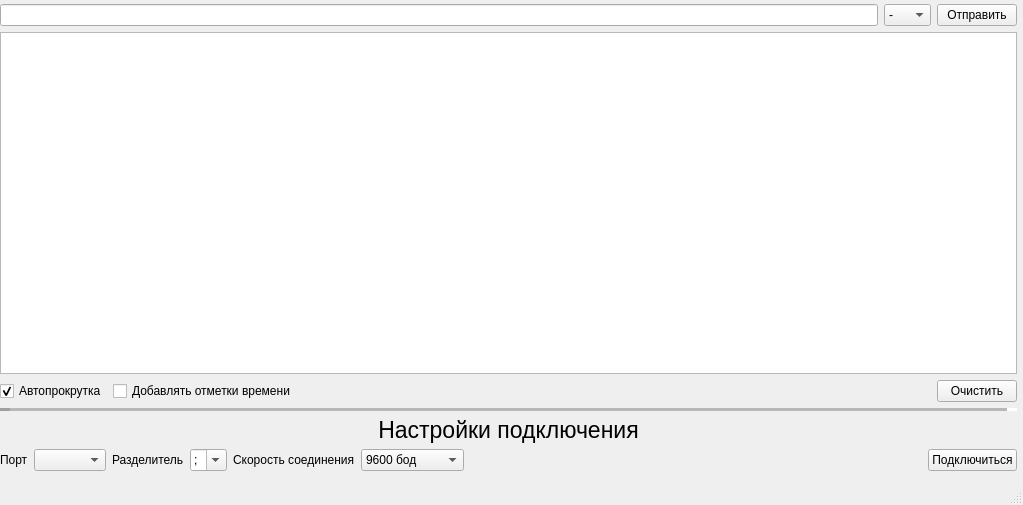
Old version of the form design.ui in the repository das747/SerialMonitor.
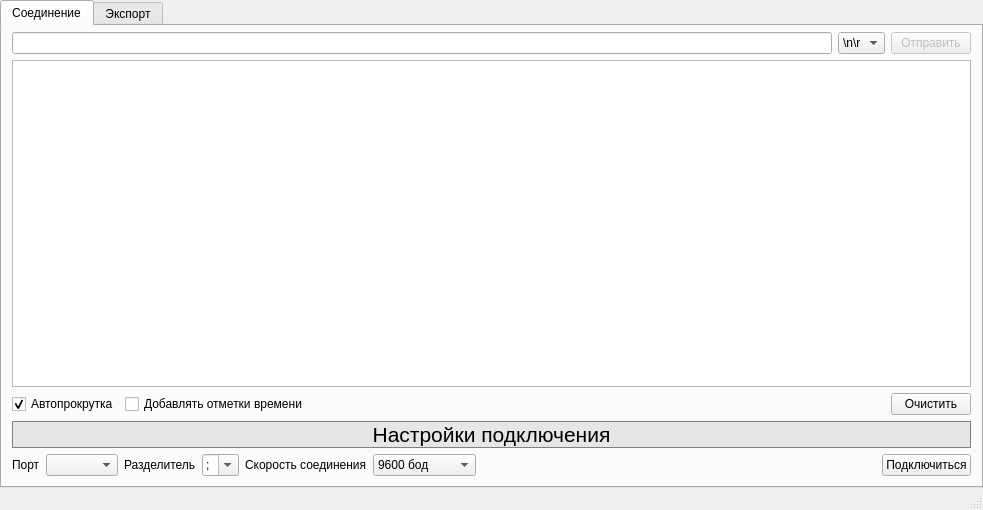
New version of the form.

What changed in the file:
```diff
--- a/design.ui
+++ b/design.ui
@@ -9,8 +9,8 @@
    <rect>
     <x>0</x>
     <y>0</y>
-    <width>1023</width>
-    <height>505</height>
+    <width>983</width>
+    <height>510</height>
    </rect>
   </property>
   <property name="windowTitle">
@@ -26,18 +26,40 @@
    <bool>true</bool>
   </property>
   <widget class="QWidget" name="centralwidget">
-   <widget class="QWidget" name="">
-    <property name="geometry">
-     <rect>
-      <x>0</x>
-      <y>4</y>
-      <width>1017</width>
-      <height>467</height>
-     </rect>
+   <layout class="QVBoxLayout" name="verticalLayout_2">
+    <property name="leftMargin">
+     <number>0</number>
     </property>
-    <layout class="QVBoxLayout" name="main_layout">
-     <property name="sizeConstraint">
-      <enum>QLayout::SetNoConstraint</enum>
+    <property name="topMargin">
+     <number>0</number>
+    </property>
+    <property name="rightMargin">
+     <number>0</number>
+    </property>
+    <property name="bottomMargin">
+     <number>0</number>
+    </property>
+    <item>
+     <widget class="QTabWidget" name="tab_widget">
+      <property name="currentIndex">
+       <number>0</number>
+      </property>
+      <widget class="QWidget" name="io_tab">
+       <attribute name="title">
+        <string>Соединение</string>
+       </attribute>
+       <layout class="QVBoxLayout" name="verticalLayout">
+        <property name="leftMargin">
+         <number>10</number>
+        </property>
+        <property name="topMargin">
+         <number>6</number>
+        </property>
+        <property name="rightMargin">
+         <number>10</number>
+        </property>
+        <property name="bottomMargin">
+         <number>10</number>
      </property>
      <item>
       <layout class="QVBoxLayout" name="output_layot">
@@ -48,9 +70,12 @@
          </item>
          <item>
           <widget class="QComboBox" name="end_box">
+              <property name="currentIndex">
+               <number>1</number>
+              </property>
            <item>
             <property name="text">
-             <string>-</string>
+                <string/>
             </property>
            </item>
            <item>
@@ -72,15 +97,31 @@
          </item>
          <item>
           <widget class="QPushButton" name="send_btn">
+              <property name="enabled">
+               <bool>false</bool>
+              </property>
            <property name="text">
             <string>Отправить</string>
            </property>
+              <property name="checkable">
+               <bool>false</bool>
+              </property>
+              <property name="default">
+               <bool>true</bool>
+              </property>
           </widget>
          </item>
         </layout>
        </item>
        <item>
-        <widget class="QColumnView" name="columnView"/>
+           <widget class="QColumnView" name="column_view">
+            <property name="editTriggers">
+             <set>QAbstractItemView::NoEditTriggers</set>
+            </property>
+            <property name="showDropIndicator" stdset="0">
+             <bool>true</bool>
+            </property>
+           </widget>
        </item>
        <item>
         <layout class="QHBoxLayout" name="bottom_output_layout">
@@ -125,28 +166,122 @@
        </item>
       </layout>
      </item>
-     <item>
-      <widget class="Line" name="line">
-       <property name="lineWidth">
-        <number>10</number>
-       </property>
-       <property name="midLineWidth">
-        <number>10</number>
-       </property>
-       <property name="orientation">
-        <enum>Qt::Horizontal</enum>
-       </property>
-      </widget>
-     </item>
      <item>
       <layout class="QVBoxLayout" name="pref_layout">
        <item>
         <widget class="QLabel" name="port_pref_label">
+            <property name="palette">
+             <palette>
+              <active>
+               <colorrole role="Mid">
+                <brush brushstyle="SolidPattern">
+                 <color alpha="255">
+                  <red>128</red>
+                  <green>128</green>
+                  <blue>128</blue>
+                 </color>
+                </brush>
+               </colorrole>
+               <colorrole role="Base">
+                <brush brushstyle="SolidPattern">
+                 <color alpha="255">
+                  <red>255</red>
+                  <green>255</green>
+                  <blue>255</blue>
+                 </color>
+                </brush>
+               </colorrole>
+               <colorrole role="Window">
+                <brush brushstyle="SolidPattern">
+                 <color alpha="255">
+                  <red>230</red>
+                  <green>230</green>
+                  <blue>230</blue>
+                 </color>
+                </brush>
+               </colorrole>
+              </active>
+              <inactive>
+               <colorrole role="Mid">
+                <brush brushstyle="SolidPattern">
+                 <color alpha="255">
+                  <red>128</red>
+                  <green>128</green>
+                  <blue>128</blue>
+                 </color>
+                </brush>
+               </colorrole>
+               <colorrole role="Base">
+                <brush brushstyle="SolidPattern">
+                 <color alpha="255">
+                  <red>255</red>
+                  <green>255</green>
+                  <blue>255</blue>
+                 </color>
+                </brush>
+               </colorrole>
+               <colorrole role="Window">
+                <brush brushstyle="SolidPattern">
+                 <color alpha="255">
+                  <red>230</red>
+                  <green>230</green>
+                  <blue>230</blue>
+                 </color>
+                </brush>
+               </colorrole>
+              </inactive>
+              <disabled>
+               <colorrole role="Mid">
+                <brush brushstyle="SolidPattern">
+                 <color alpha="255">
+                  <red>128</red>
+                  <green>128</green>
+                  <blue>128</blue>
+                 </color>
+                </brush>
+               </colorrole>
+               <colorrole role="Base">
+                <brush brushstyle="SolidPattern">
+                 <color alpha="255">
+                  <red>230</red>
+                  <green>230</green>
+                  <blue>230</blue>
+                 </color>
+                </brush>
+               </colorrole>
+               <colorrole role="Window">
+                <brush brushstyle="SolidPattern">
+                 <color alpha="255">
+                  <red>230</red>
+                  <green>230</green>
+                  <blue>230</blue>
+                 </color>
+                </brush>
+               </colorrole>
+              </disabled>
+             </palette>
+            </property>
          <property name="font">
           <font>
-           <pointsize>17</pointsize>
-          </font>
-         </property>
+              <pointsize>16</pointsize>
+              <underline>false</underline>
+             </font>
+            </property>
+            <property name="autoFillBackground">
+             <bool>true</bool>
+            </property>
+            <property name="frameShape">
+             <enum>QFrame::Box</enum>
+            </property>
+            <property name="frameShadow">
+             <enum>QFrame::Raised</enum>
+            </property>
+            <property name="lineWidth">
+             <number>0</number>
+            </property>
+            <property name="midLineWidth">
+             <number>1</number>
+            </property>
          <property name="text">
           <string>Настройки подключения</string>
          </property>
@@ -318,6 +453,9 @@
            <property name="text">
             <string>Подключиться</string>
            </property>
+              <property name="checkable">
+               <bool>true</bool>
+              </property>
           </widget>
          </item>
         </layout>
@@ -326,6 +464,14 @@
      </item>
     </layout>
    </widget>
+      <widget class="QWidget" name="export_tab">
+       <attribute name="title">
+        <string>Экспорт</string>
+       </attribute>
+      </widget>
+     </widget>
+    </item>
+   </layout>
   </widget>
   <widget class="QStatusBar" name="statusbar"/>
   <action name="actionexport_as">
```
Left out of the diff: 7 changed lines with no effect on the pictures. Lines whose indentation alone changed are shown as unchanged.
